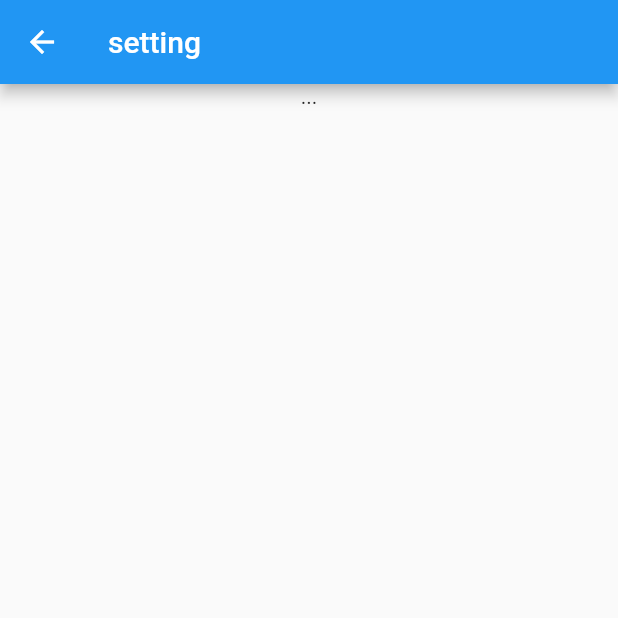
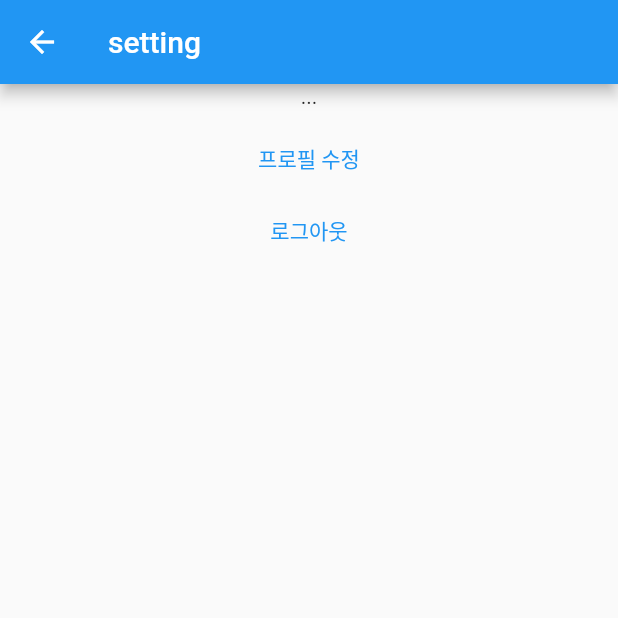
Before and after one commit to Re-4aliens/frontend, a Flutter app: the SettingPage screen opened directly, on a phone screen of 412 x 824 dp, the top half of it. Run offline on Flutter 3.47's test engine with Material 2 defaults, Android fonts, the phone set to English and light mode, and no system bars; our stand-ins replace flutter_secure_storage; accounts and stored records are empty; network calls fail.

Commit message:
feat: 로그아웃, 프로필 수정 버튼 추가

```diff
--- a/lib/views/pages/setting_page.dart
+++ b/lib/views/pages/setting_page.dart
@@ -25,14 +25,13 @@ class _SettingPageState extends State<SettingPage> {
     var memberDetails = Provider.of<MemberProvider>(context, listen: false);
     return FutureBuilder(
       future: memberDetails.memberInfo(),
-      builder: (BuildContext context, AsyncSnapshot snapshot){
-
+      builder: (BuildContext context, AsyncSnapshot snapshot) {
         //데이터를 받아오기 전 보여줄 위젯
-        if (snapshot.hasData == false){
+        if (snapshot.hasData == false) {
           return Text('...');
         }
         //오류가 생기면 보여줄 위젯
-        else if (snapshot.hasError){
+        else if (snapshot.hasError) {
           //오류가 생기면 보여줄 위젯 미정
           return Container();
         }
@@ -48,14 +47,13 @@ class _SettingPageState extends State<SettingPage> {
               ],
             ),
           );
-       }
+        }
       },
     );
   }
 
   @override
   Widget build(BuildContext context) {
-
     return Scaffold(
       appBar: AppBar(
         title: Text('setting'),
@@ -68,6 +66,8 @@ class _SettingPageState extends State<SettingPage> {
               child: showMemberInfo(),
             ),
             SizedBox(height: 10),
+            TextButton(onPressed: () {}, child: Text('프로필 수정')),
+            TextButton(onPressed: () {}, child: Text('로그아웃')),
           ],
         ),
       ),
```
